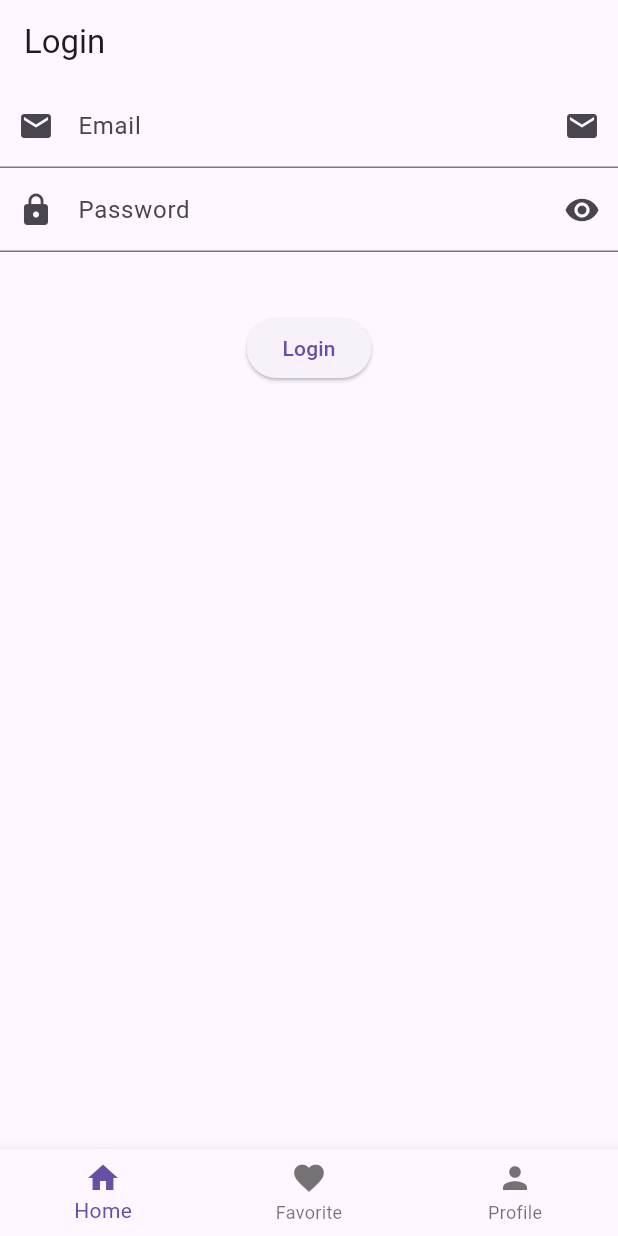
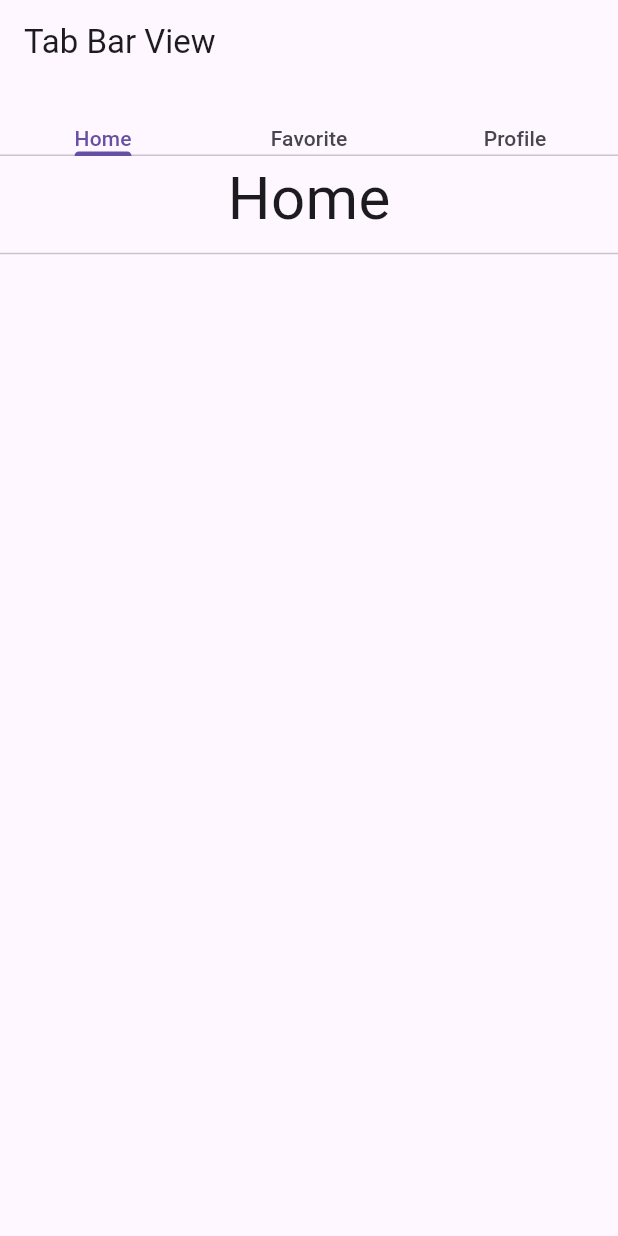
Before and after one commit to MuhammadAliKust/Aqsa_Noor_Project, a Flutter app: the screen it shows after launch, on a phone screen of 412 x 824 dp. Run offline on Flutter 3.47's test engine with Material 3 defaults, Android fonts, the phone set to English and light mode, and no system bars; our stand-ins replace smooth_page_indicator, string_validator.

Commit message:
Tabbar Done

```diff
--- a/lib/main.dart
+++ b/lib/main.dart
@@ -8,6 +8,8 @@ import 'package:aqsa_noor_project/login.dart';
 import 'package:aqsa_noor_project/multiple_selection_view.dart';
 import 'package:aqsa_noor_project/page_view.dart';
 import 'package:aqsa_noor_project/single_selection_view.dart';
+import 'package:aqsa_noor_project/tabbar.dart';
+import 'package:aqsa_noor_project/task.dart';
 import 'package:flutter/material.dart';
 
 import 'list_tile.dart';
@@ -22,7 +24,7 @@ class MyApp extends StatelessWidget {
   @override
   Widget build(BuildContext context) {
     return MaterialApp(
-      home: BottomBarView()
+      home: TabbarViewDemo()
     );
   }
 }
--- /dev/null
+++ b/lib/tabbar.dart
@@ -0,0 +1,29 @@
+import 'package:flutter/material.dart';
+
+class TabbarViewDemo extends StatelessWidget {
+  const TabbarViewDemo({super.key});
+
+  @override
+  Widget build(BuildContext context) {
+    return DefaultTabController(
+      length: 3,
+      child: Scaffold(
+        appBar: AppBar(
+          title: Text("Tab Bar View"),
+          bottom:
+              TabBar(tabs: [Text("Home"), Text("Favorite"), Text("Profile")]),
+        ),
+        body: TabBarView(children: [
+          Center(child: Column(
+            children: [
+              Text("Home",style: TextStyle(fontSize: 40),),
+              Divider()
+            ],
+          ),),
+          Center(child: Text("Favorite",style: TextStyle(fontSize: 40),),),
+          Center(child: Text("Profile",style: TextStyle(fontSize: 40),),),
+        ]),
+      ),
+    );
+  }
+}
```
Also changed, not shown: lib/models/task.dart (added, +14 -0 lines), lib/task.dart (added, +147 -0 lines).
